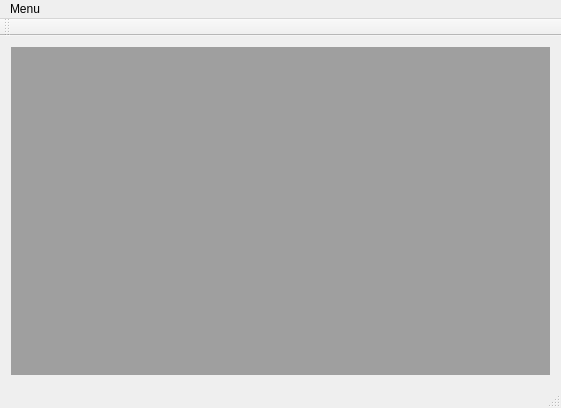
The window that mainwindow.ui (Frazi1/small_graph_reader) describes before a commit, drawn with Qt 5.
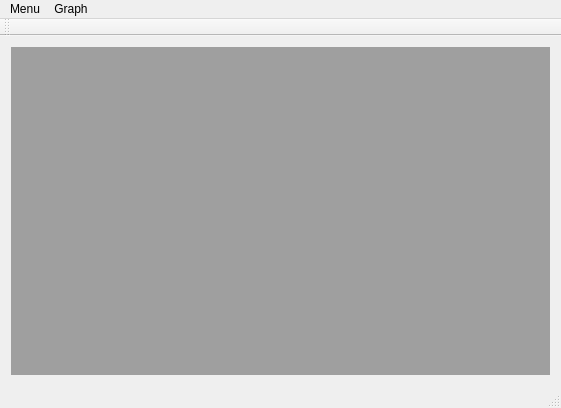
The same window after the commit.

Commit message: Fixed graph-redrawing

Diff of the .ui file:
```diff
--- a/mainwindow.ui
+++ b/mainwindow.ui
@@ -53,7 +53,14 @@
     <addaction name="actionClose"/>
     <addaction name="actionNew"/>
    </widget>
+   <widget class="QMenu" name="menuGraph">
+    <property name="title">
+     <string>Graph</string>
+    </property>
+    <addaction name="actionLayers"/>
+   </widget>
    <addaction name="menuMenu"/>
+   <addaction name="menuGraph"/>
   </widget>
   <widget class="QStatusBar" name="statusBar"/>
   <widget class="QToolBar" name="toolBar">
```
Left out of the diff: 12 changed lines with no effect on the pictures. The commit also changes 1 other file.
